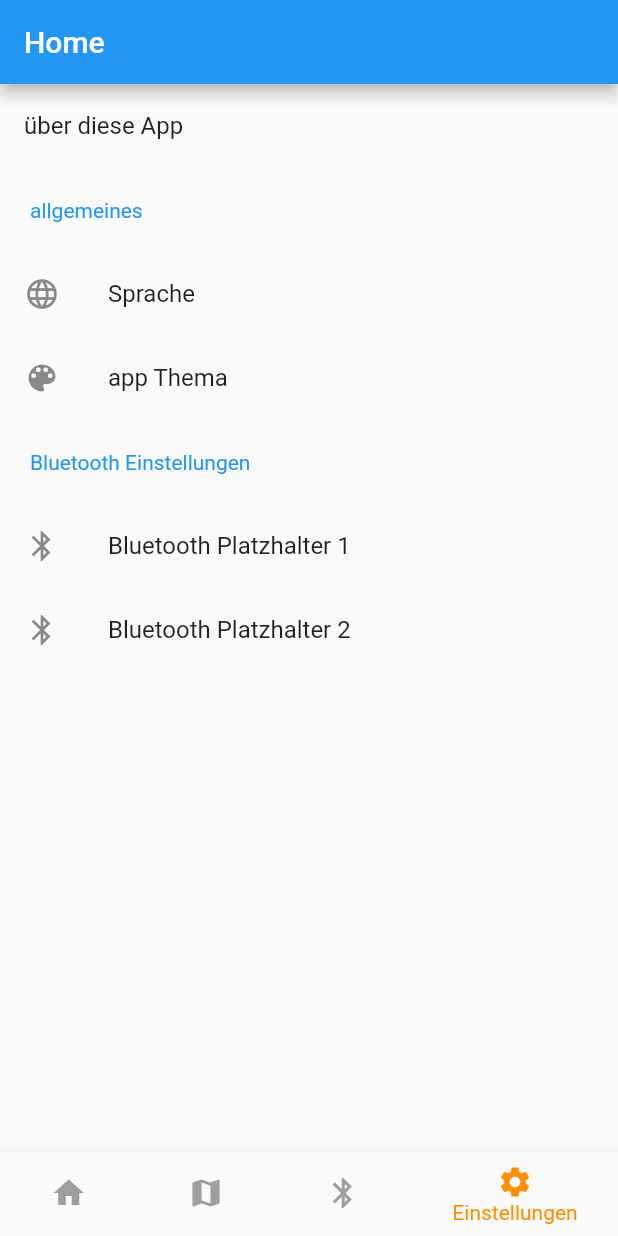
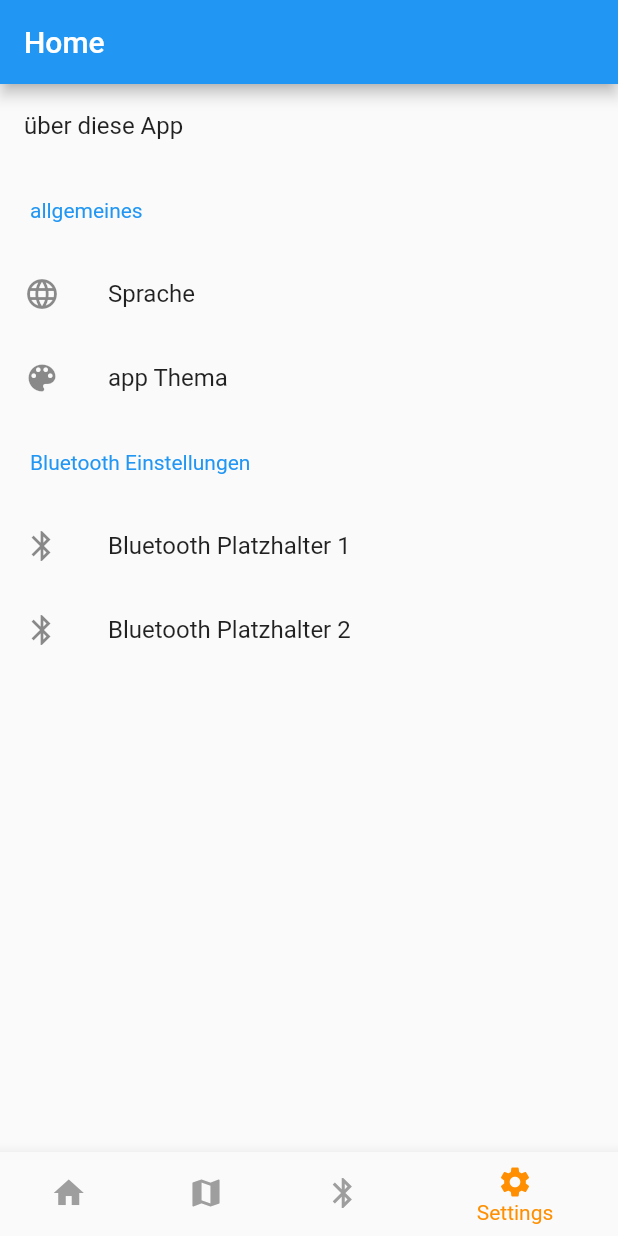
Before and after one commit to pascalboehler/Bycicle-Sensor-Project, a Flutter app: the screen it shows after launch, item 4 of the bottom bar chosen, on a phone screen of 412 x 824 dp. Run offline on Flutter 3.47's test engine with Material 2 defaults, Android fonts, the phone set to English and light mode, and no system bars; our stand-ins replace charts_flutter, flutter_bluetooth_serial, flutter_map, geolocator, latlong, location; statements that could not run were skipped.

Commit message:
added distance_visualization as home page

```diff
--- a/app/digiroad/lib/HomeView.dart
+++ b/app/digiroad/lib/HomeView.dart
@@ -1,12 +1,7 @@
 import 'dart:async';
-import 'package:digiroad/MeasureDataPage.dart';
 import 'package:flutter/material.dart';
-import 'package:flutter_bluetooth_serial/flutter_bluetooth_serial.dart';
 import 'package:scoped_model/scoped_model.dart';
-
-import './BackgroundCollectingTask.dart';
-import './SelectBondedDevicePage.dart';
-import './MeasureDataPage.dart';
+import 'package:digiroad/distance_visualization.dart';
 import './BluetoothData.dart';
 import './settings.dart';
 import './map.dart';
@@ -23,10 +18,7 @@ class _HomeViewState extends State<HomeView> {
   static const TextStyle optionStyle =
   TextStyle(fontSize: 30, fontWeight: FontWeight.bold);
   static List<Widget> _widgetOptions = <Widget>[
-    Text(
-      'Index 0: Home',
-      style: optionStyle,
-    ),
+    distance_visualization(103.5, 204.3, 200), //example Data, TODO: remove or display something useful
     map(),
     BluetoothData(),
     settings(),
@@ -57,7 +49,7 @@ class _HomeViewState extends State<HomeView> {
           ),
           BottomNavigationBarItem(
             icon: Icon(Icons.map),
-            title: Text('Karte')
+            title: Text('Map')
           ),
           BottomNavigationBarItem(
             icon: Icon(Icons.bluetooth),
@@ -65,7 +57,7 @@ class _HomeViewState extends State<HomeView> {
           ),
           BottomNavigationBarItem(
             icon: Icon(Icons.settings),
-            title: Text('Einstellungen'),
+            title: Text('Settings'),
           )
         ],
         currentIndex: _selectedIndex,
```
